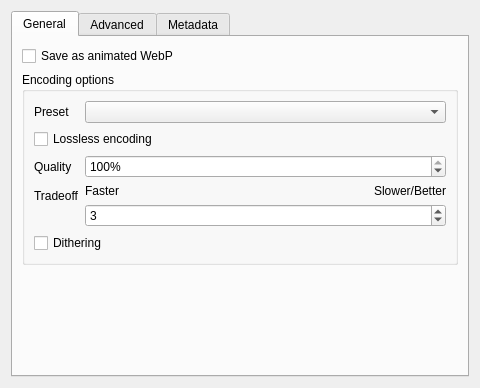
This is plugins/impex/webp/kis_wdg_options_webp.ui in KDE/krita as Qt 5 draws it before an edit. The edited form follows.
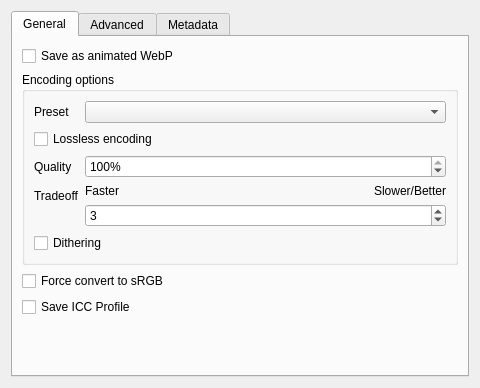
This is the edited form. Custom widgets are drawn as their Qt base class.

Commit message: WebP: Add option to force sRGB convert and ICC profile embedding

```diff
--- a/plugins/impex/webp/kis_wdg_options_webp.ui
+++ b/plugins/impex/webp/kis_wdg_options_webp.ui
@@ -140,6 +140,33 @@
          </layout>
         </widget>
        </item>
+       <item row="2" column="0">
+        <widget class="QCheckBox" name="chkForceSRGB">
+         <property name="text">
+          <string>Force convert to sRGB</string>
+         </property>
+        </widget>
+       </item>
+       <item row="3" column="0">
+        <widget class="QCheckBox" name="chkSaveProfile">
+         <property name="text">
+          <string>Save ICC Profile</string>
+         </property>
+        </widget>
+       </item>
+       <item row="4" column="0">
+        <spacer name="verticalSpacer">
+         <property name="orientation">
+          <enum>Qt::Vertical</enum>
+         </property>
+         <property name="sizeHint" stdset="0">
+          <size>
+           <width>20</width>
+           <height>40</height>
+          </size>
+         </property>
+        </spacer>
+       </item>
       </layout>
      </widget>
      <widget class="QWidget" name="advanced">
```
The commit also changes 2 other files.
